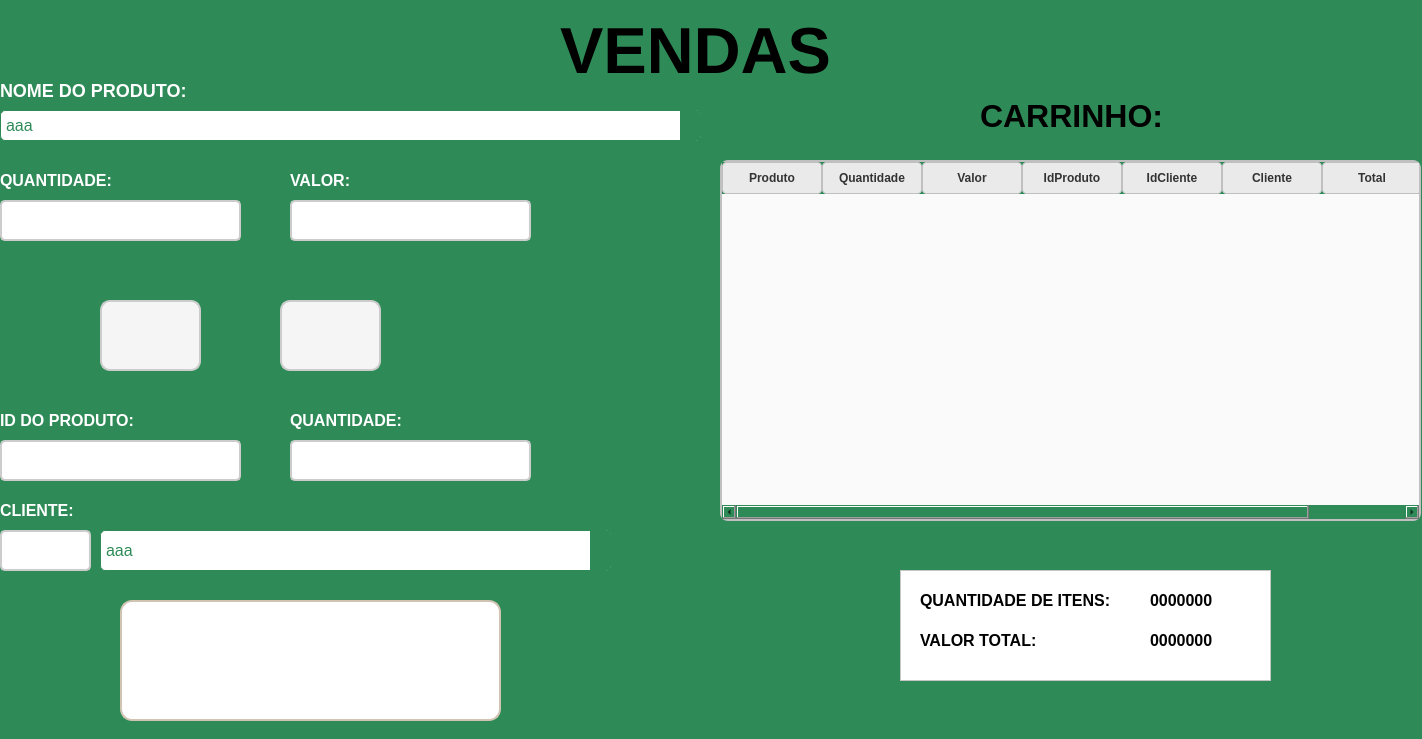
First picture: the form in frm_Vendas.ui, repository ArielAraujo18/ErpSistema, before the edit.
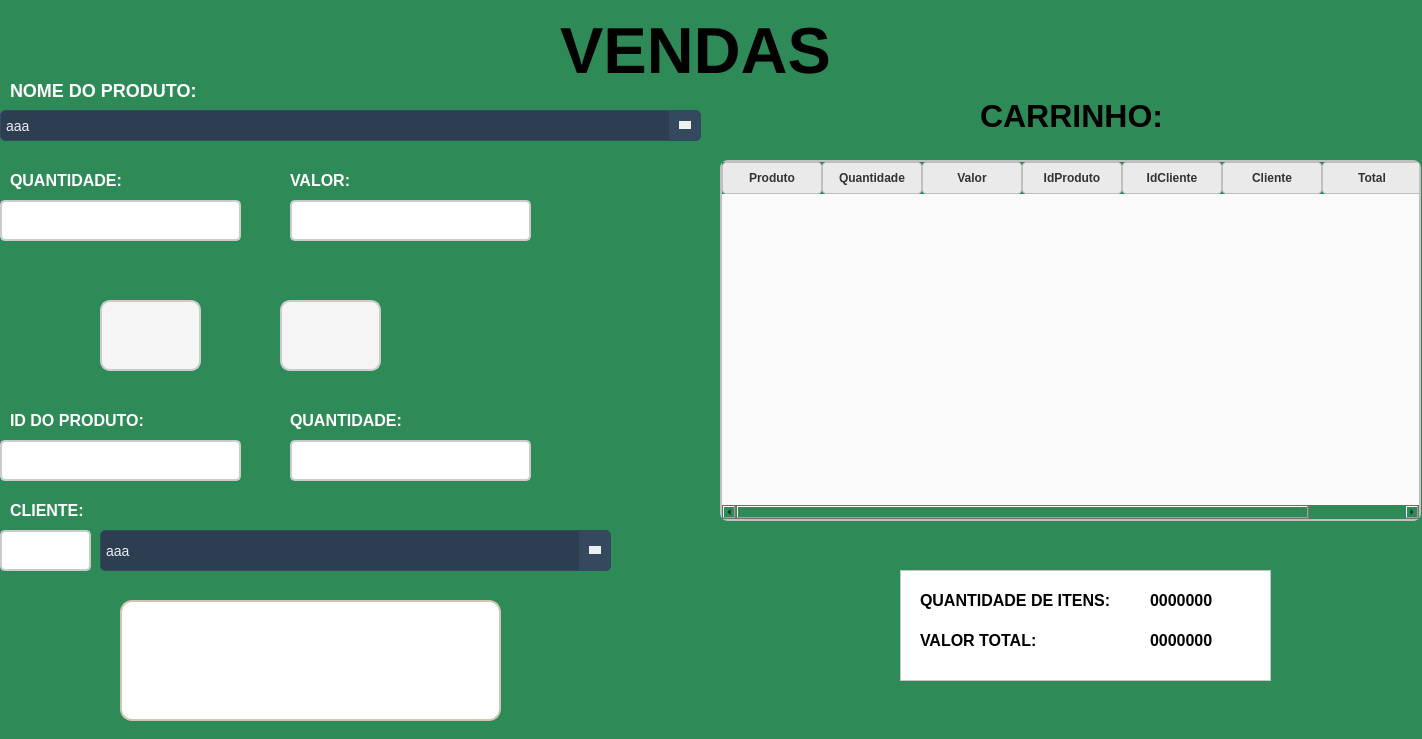
Second picture: the form after the edit. Icons and pictures are not drawn.

```diff
--- a/frm_Vendas.ui
+++ b/frm_Vendas.ui
@@ -21,7 +21,7 @@
   <widget class="QLabel" name="label">
    <property name="geometry">
     <rect>
-     <x>0</x>
+     <x>10</x>
      <y>80</y>
      <width>191</width>
      <height>21</height>
@@ -85,33 +85,112 @@
    </property>
    <property name="styleSheet">
     <string notr="true">QComboBox {
-    background-color: #FFFFFF; 
-    border: 1px solid #2E8B57; 
+    background-color: #2c3e50;
+    color: #ecf0f1;
+    border: 1px solid #34495e;
     border-radius: 5px;
     padding: 5px;
-    color: #2E8B57; 
-	font-size: 16px; 
-}
-
-QComboBox QAbstractItemView {
-    background-color: #FFFFFF; 
-    border: 1px solid #2E8B57;
-    selection-background-color: #2E8B57;
-    selection-color: #FFFFFF; 
+    font-size: 14px;
+    min-width: 100px;
 }
 
 QComboBox::drop-down {
-    border: none;
-    background: #2E8B57;
-    width: 20px;
     subcontrol-origin: padding;
-    subcontrol-position: right;
+    subcontrol-position: center right;
+    width: 30px;
+    border-left: 1px solid #34495e;
+    background-color: #34495e;
+    border-top-right-radius: 5px;
+    border-bottom-right-radius: 5px;
 }
 
 QComboBox::down-arrow {
+    width: 0px;
+    height: 0px;
+    border-left: 6px solid transparent;
+    border-right: 6px solid transparent;
+    border-top: 8px solid #ecf0f1;
+    margin: 4px;
+}
+
+QComboBox QAbstractItemView {
+    background-color: #34495e;
+    color: #ecf0f1;
+    selection-background-color: #1abc9c;
+    selection-color: #ffffff;
+    border: 1px solid #34495e;
+    border-radius: 5px;
+    outline: none;
+    min-width: 100px;
+}
+
+QComboBox QAbstractItemView::item {
+    padding: 10px;
+    font-size: 14px;
+}
+
+QComboBox QAbstractItemView::item:selected {
+    background-color: #1abc9c;
+}
+
+QComboBox QAbstractItemView::item:hover {
+    background-color: #16a085;
+}
+
+/* Barra de rolagem vertical personalizada */
+QScrollBar:vertical {
+    border: none;
+    background: #2c3e50;
     width: 10px;
+    border-radius: 5px;
+}
+
+QScrollBar::handle:vertical {
+    background: #1abc9c;
+    border-radius: 5px;
+}
+
+QScrollBar::handle:vertical:hover {
+    background: #16a085;
+}
+
+QScrollBar::add-line:vertical, QScrollBar::sub-line:vertical {
+    background: none;
+    border: none;
+}
+
+QScrollBar::up-arrow:vertical, QScrollBar::down-arrow:vertical {
+    border: none;
+    background: none;
+}
+
+/* Barra de rolagem horizontal personalizada */
+QScrollBar:horizontal {
+    border: none;
+    background: #2c3e50;
     height: 10px;
+    border-radius: 5px;
 }
+
+QScrollBar::handle:horizontal {
+    background: #1abc9c;
+    border-radius: 5px;
+}
+
+QScrollBar::handle:horizontal:hover {
+    background: #16a085;
+}
+
+QScrollBar::add-line:horizontal, QScrollBar::sub-line:horizontal {
+    background: none;
+    border: none;
+}
+
+QScrollBar::left-arrow:horizontal, QScrollBar::right-arrow:horizontal {
+    border: none;
+    background: none;
+}
+
 </string>
    </property>
    <item>
@@ -143,7 +222,7 @@
   <widget class="QLabel" name="label_3">
    <property name="geometry">
     <rect>
-     <x>0</x>
+     <x>10</x>
      <y>170</y>
      <width>121</width>
      <height>21</height>
@@ -253,7 +332,7 @@
   <widget class="QLabel" name="label_5">
    <property name="geometry">
     <rect>
-     <x>0</x>
+     <x>10</x>
      <y>410</y>
      <width>141</width>
      <height>21</height>
@@ -369,7 +448,7 @@
   <widget class="QLabel" name="label_7">
    <property name="geometry">
     <rect>
-     <x>0</x>
+     <x>10</x>
      <y>500</y>
      <width>81</width>
      <height>21</height>
@@ -779,32 +858,110 @@
    </property>
    <property name="styleSheet">
     <string notr="true">QComboBox {
-    background-color: #FFFFFF; 
-    border: 1px solid #2E8B57; 
+    background-color: #2c3e50;
+    color: #ecf0f1;
+    border: 1px solid #34495e;
     border-radius: 5px;
     padding: 5px;
-    color: #2E8B57; 
-	font-size: 16px; 
-}
-
-QComboBox QAbstractItemView {
-    background-color: #FFFFFF; 
-    border: 1px solid #2E8B57;
-    selection-background-color: #2E8B57;
-    selection-color: #FFFFFF; 
+    font-size: 14px;
+    min-width: 100px;
 }
 
 QComboBox::drop-down {
-    border: none;
-    background: #2E8B57;
-    width: 20px;
     subcontrol-origin: padding;
-    subcontrol-position: right;
+    subcontrol-position: center right;
+    width: 30px;
+    border-left: 1px solid #34495e;
+    background-color: #34495e;
+    border-top-right-radius: 5px;
+    border-bottom-right-radius: 5px;
 }
 
 QComboBox::down-arrow {
+    width: 0px;
+    height: 0px;
+    border-left: 6px solid transparent;
+    border-right: 6px solid transparent;
+    border-top: 8px solid #ecf0f1;
+    margin: 4px;
+}
+
+QComboBox QAbstractItemView {
+    background-color: #34495e;
+    color: #ecf0f1;
+    selection-background-color: #1abc9c;
+    selection-color: #ffffff;
+    border: 1px solid #34495e;
+    border-radius: 5px;
+    outline: none;
+    min-width: 100px;
+}
+
+QComboBox QAbstractItemView::item {
+    padding: 10px;
+    font-size: 14px;
+}
+
+QComboBox QAbstractItemView::item:selected {
+    background-color: #1abc9c;
+}
+
+QComboBox QAbstractItemView::item:hover {
+    background-color: #16a085;
+}
+
+/* Barra de rolagem vertical personalizada */
+QScrollBar:vertical {
+    border: none;
+    background: #2c3e50;
     width: 10px;
+    border-radius: 5px;
+}
+
+QScrollBar::handle:vertical {
+    background: #1abc9c;
+    border-radius: 5px;
+}
+
+QScrollBar::handle:vertical:hover {
+    background: #16a085;
+}
+
+QScrollBar::add-line:vertical, QScrollBar::sub-line:vertical {
+    background: none;
+    border: none;
+}
+
+QScrollBar::up-arrow:vertical, QScrollBar::down-arrow:vertical {
+    border: none;
+    background: none;
+}
+
+/* Barra de rolagem horizontal personalizada */
+QScrollBar:horizontal {
+    border: none;
+    background: #2c3e50;
     height: 10px;
+    border-radius: 5px;
+}
+
+QScrollBar::handle:horizontal {
+    background: #1abc9c;
+    border-radius: 5px;
+}
+
+QScrollBar::handle:horizontal:hover {
+    background: #16a085;
+}
+
+QScrollBar::add-line:horizontal, QScrollBar::sub-line:horizontal {
+    background: none;
+    border: none;
+}
+
+QScrollBar::left-arrow:horizontal, QScrollBar::right-arrow:horizontal {
+    border: none;
+    background: none;
 }
 </string>
    </property>
```
